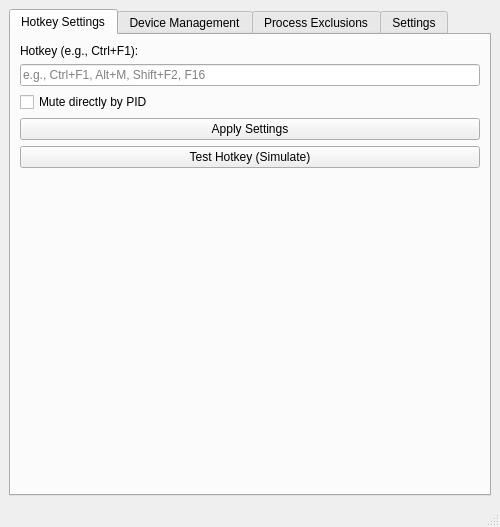
The window that src/ui/mainwindow.ui (tfourj/MuteActiveWindowC) describes before a commit, drawn with Qt 5.
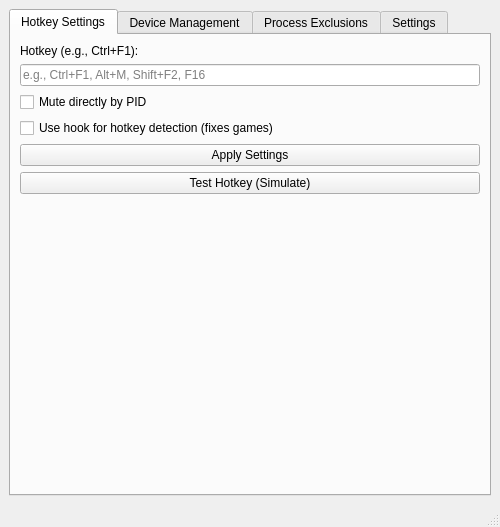
The same window after the commit. The open tabs and pages were chosen to show the change.

Commit message: feat: Implement keyboard hook for hotkey detection

Diff of the .ui file:
```diff
--- a/src/ui/mainwindow.ui
+++ b/src/ui/mainwindow.ui
@@ -49,6 +49,19 @@
           </property>
          </widget>
         </item>
+        <item>
+         <widget class="QCheckBox" name="useHookCheck">
+          <property name="toolTip">
+           <string>Use low-level keyboard hook for hotkey detection. Enable this if hotkeys are not working in games or full-screen applications.</string>
+          </property>
+          <property name="text">
+           <string>Use hook for hotkey detection (fixes games)</string>
+          </property>
+          <property name="checked">
+           <bool>false</bool>
+          </property>
+         </widget>
+        </item>
         <item>
          <widget class="QPushButton" name="applyButton">
           <property name="text">
```
The commit also changes 9 other files.
